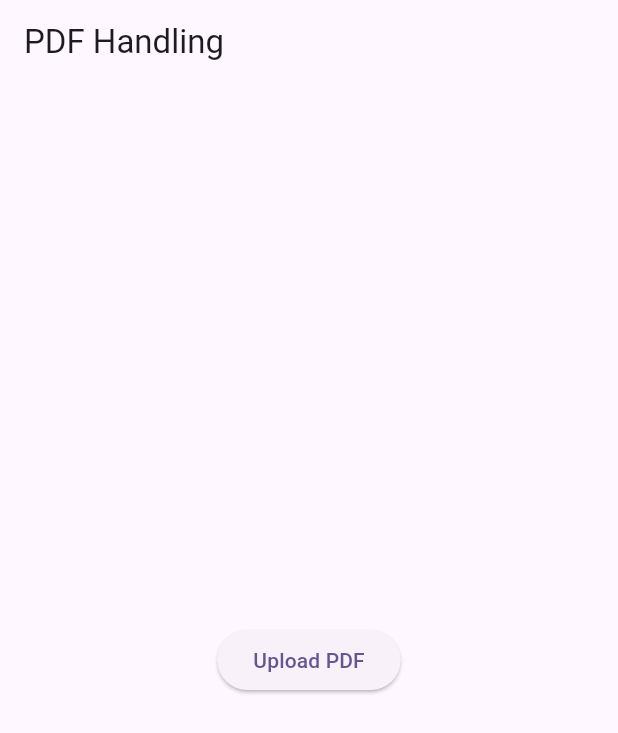
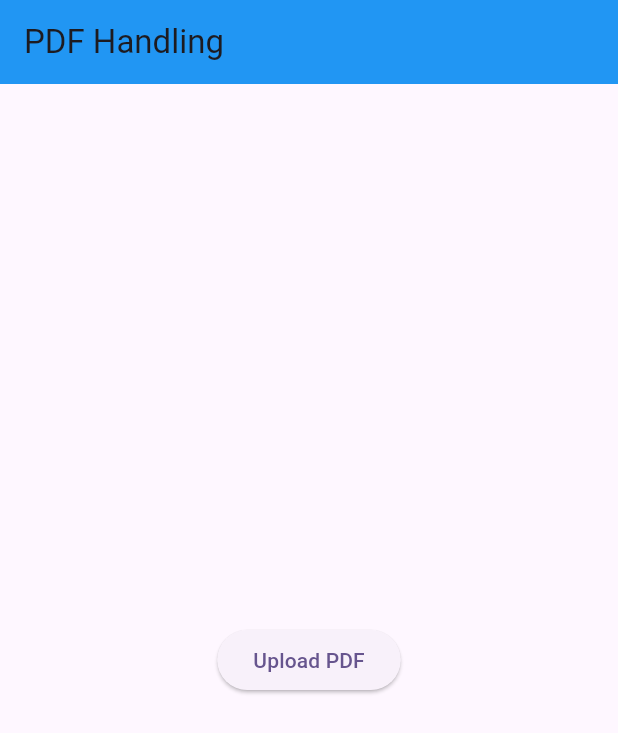
Before and after one commit to d0t-J/OOP_S3, a Flutter app: the screen it shows after launch, on a phone screen of 412 x 824 dp. Shown: the top 733 px of the screen. Run offline on Flutter 3.47's test engine with Material 3 defaults, Android fonts, the phone set to English and light mode, and no system bars; our stand-ins replace file_picker; missing offline and left inert: pdf_text.

Commit message:
Updated Body ( Added Color to the AppBar )

```diff
--- a/lib/ui/pdf_upload.dart
+++ b/lib/ui/pdf_upload.dart
@@ -48,8 +48,10 @@ class HomeScreenState extends State<HomeScreen> {
   @override
   Widget build(BuildContext context) {
     return Scaffold(
-      appBar: AppBar(title: Text("PDF Handling")),
-
+      appBar: AppBar(
+        title: Text("PDF Handling"),
+        backgroundColor: Colors.blue, // Added color for AppBar
+      ),
       body: Center(
         child: Column(
           mainAxisAlignment: MainAxisAlignment.center,
```
